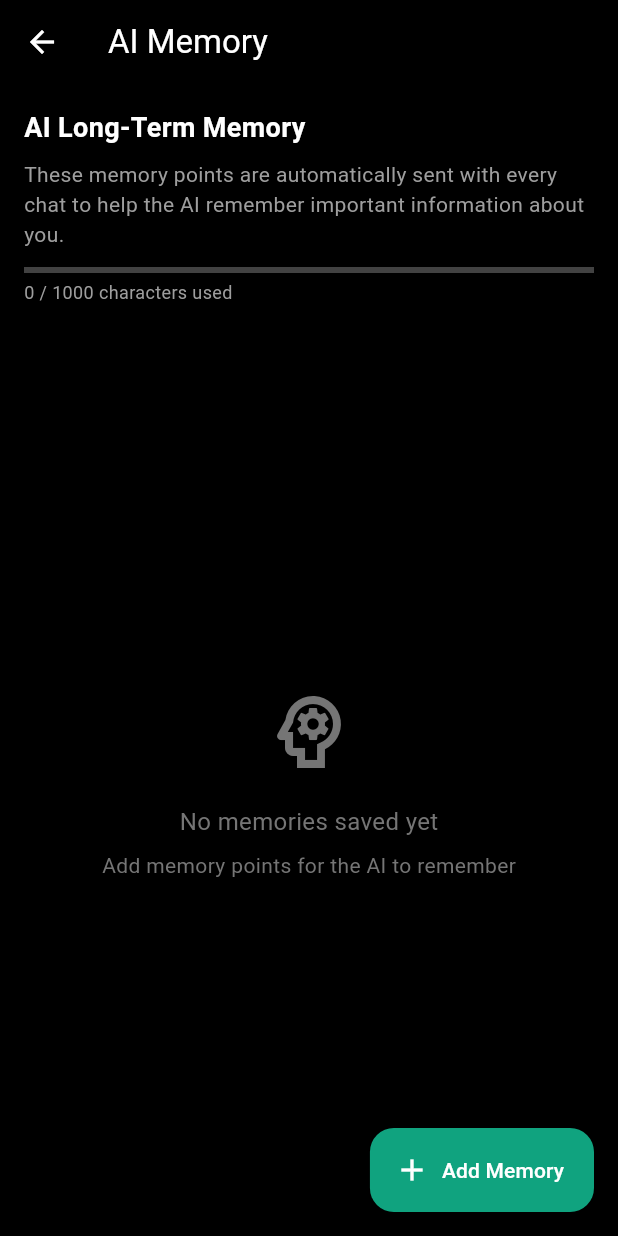
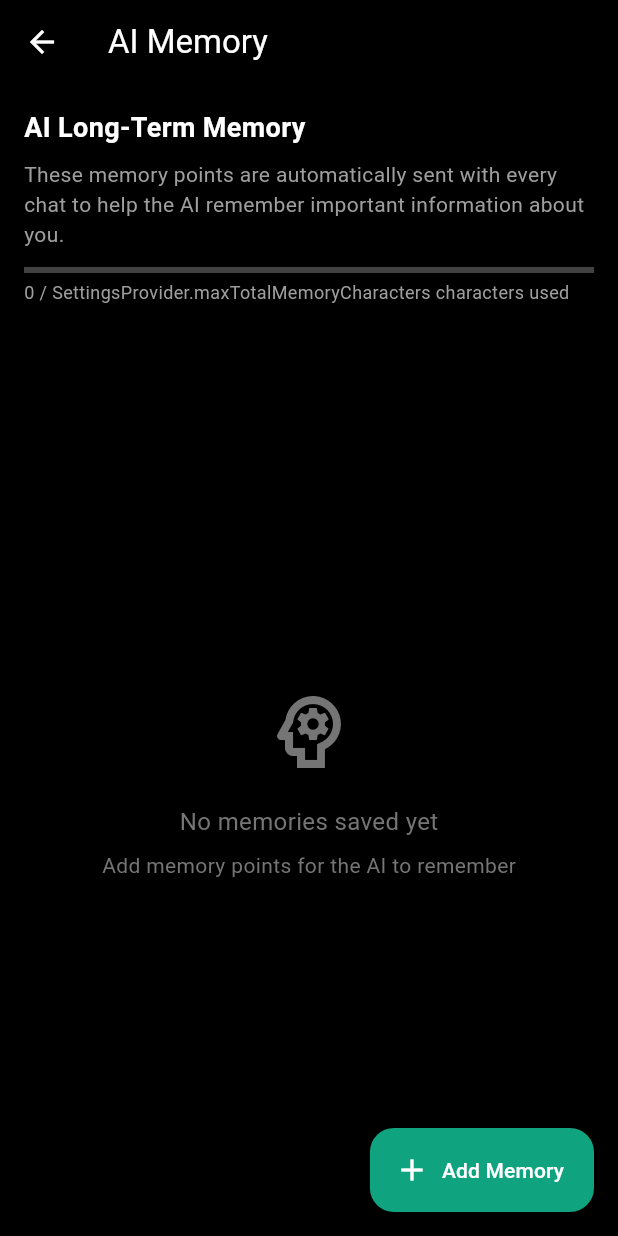
Before and after one commit to iotserver24/Flutterrrr, a Flutter app: the MemoryScreen screen opened directly, on a phone screen of 412 x 824 dp. Run offline on Flutter 3.47's test engine with Material 3 defaults, Android fonts, the phone set to English and light mode, and no system bars; our stand-ins replace flutter_highlight, flutter_markdown, image_picker, package_info_plus, shared_preferences, sqflite_common_ffi; missing offline and left inert: markdown, window_manager; accounts and stored records are empty; network calls fail; project files that could hold a hidden picture were left out.

Commit message:
Address code review feedback: add constants, improve memory extraction, cache character count
Co-authored-by: iotserver24 <147928812+iotserver24@users.noreply.github.com>

```diff
--- a/lib/main.dart
+++ b/lib/main.dart
@@ -73,7 +73,7 @@ class XibeChatApp extends StatelessWidget {
           chatProvider.setOnMemoryExtracted((memory) async {
             // Check if adding this memory would exceed the limit
             final currentTotal = settingsProvider.getTotalMemoryCharacters();
-            if (currentTotal + memory.length <= 1000) {
+            if (currentTotal + memory.length <= SettingsProvider.maxTotalMemoryCharacters) {
               await settingsProvider.addMemory(memory);
             }
           });
--- a/lib/providers/settings_provider.dart
+++ b/lib/providers/settings_provider.dart
@@ -4,6 +4,9 @@ import '../models/memory.dart';
 import '../services/database_service.dart';
 
 class SettingsProvider extends ChangeNotifier {
+  // Memory limits
+  static const int maxTotalMemoryCharacters = 1000;
+  static const int maxSingleMemoryCharacters = 200;
   SharedPreferences? _prefs;
   final DatabaseService _databaseService = DatabaseService();
   String? _apiKey;
@@ -15,6 +18,7 @@ class SettingsProvider extends ChangeNotifier {
   double _frequencyPenalty = 0.0;
   double _presencePenalty = 0.0;
   List<Memory> _memories = [];
+  int _cachedTotalMemoryCharacters = 0;
 
   String? get apiKey => _apiKey;
   String? get systemPrompt => _systemPrompt;
@@ -107,7 +111,12 @@ class SettingsProvider extends ChangeNotifier {
   // Memory management
   Future<void> _loadMemories() async {
     _memories = await _databaseService.getAllMemories();
+    _updateCachedTotalCharacters();
     notifyListeners();
+  }
+
+  void _updateCachedTotalCharacters() {
+    _cachedTotalMemoryCharacters = _memories.fold(0, (sum, memory) => sum + memory.content.length);
   }
 
   Future<void> addMemory(String content) async {
@@ -137,7 +146,7 @@ class SettingsProvider extends ChangeNotifier {
   }
 
   int getTotalMemoryCharacters() {
-    return _memories.fold(0, (sum, memory) => sum + memory.content.length);
+    return _cachedTotalMemoryCharacters;
   }
 
   String getMemoriesContext() {
--- a/lib/screens/memory_screen.dart
+++ b/lib/screens/memory_screen.dart
@@ -37,7 +37,7 @@ class _MemoryScreenState extends State<MemoryScreen> {
             TextField(
               controller: _memoryController,
               maxLines: 3,
-              maxLength: 200,
+              maxLength: SettingsProvider.maxSingleMemoryCharacters,
               decoration: const InputDecoration(
                 hintText: 'e.g., I prefer Python for backend development',
                 border: OutlineInputBorder(),
@@ -47,12 +47,12 @@ class _MemoryScreenState extends State<MemoryScreen> {
             Consumer<SettingsProvider>(
               builder: (context, settings, child) {
                 final totalChars = settings.getTotalMemoryCharacters();
-                final remaining = 1000 - totalChars;
+                final remaining = SettingsProvider.maxTotalMemoryCharacters - totalChars;
                 return Text(
-                  'Total memory: $totalChars/1000 characters (${remaining} remaining)',
+                  'Total memory: $totalChars/${SettingsProvider.maxTotalMemoryCharacters} characters (${remaining} remaining)',
                   style: TextStyle(
                     fontSize: 12,
-                    color: totalChars > 900 ? Colors.red : Colors.grey,
+                    color: totalChars > (SettingsProvider.maxTotalMemoryCharacters * 0.9).toInt() ? Colors.red : Colors.grey,
                   ),
                 );
               },
@@ -74,7 +74,7 @@ class _MemoryScreenState extends State<MemoryScreen> {
 
               // Check if adding this memory would exceed the limit
               final currentTotal = settingsProvider.getTotalMemoryCharacters();
-              if (currentTotal + content.length > 1000) {
+              if (currentTotal + content.length > SettingsProvider.maxTotalMemoryCharacters) {
                 if (context.mounted) {
                   ScaffoldMessenger.of(context).showSnackBar(
                     const SnackBar(
@@ -129,7 +129,7 @@ class _MemoryScreenState extends State<MemoryScreen> {
             TextField(
               controller: _memoryController,
               maxLines: 3,
-              maxLength: 200,
+              maxLength: SettingsProvider.maxSingleMemoryCharacters,
               decoration: const InputDecoration(
                 border: OutlineInputBorder(),
               ),
@@ -138,12 +138,12 @@ class _MemoryScreenState extends State<MemoryScreen> {
             Consumer<SettingsProvider>(
               builder: (context, settings, child) {
                 final totalChars = settings.getTotalMemoryCharacters() - memory.content.length;
-                final remaining = 1000 - totalChars;
+                final remaining = SettingsProvider.maxTotalMemoryCharacters - totalChars;
                 return Text(
-                  'Total memory: $totalChars/1000 characters (${remaining} remaining)',
+                  'Total memory: $totalChars/${SettingsProvider.maxTotalMemoryCharacters} characters (${remaining} remaining)',
                   style: TextStyle(
                     fontSize: 12,
-                    color: totalChars > 900 ? Colors.red : Colors.grey,
+                    color: totalChars > (SettingsProvider.maxTotalMemoryCharacters * 0.9).toInt() ? Colors.red : Colors.grey,
                   ),
                 );
               },
@@ -165,7 +165,7 @@ class _MemoryScreenState extends State<MemoryScreen> {
 
               // Check if editing this memory would exceed the limit
               final currentTotal = settingsProvider.getTotalMemoryCharacters() - memory.content.length;
-              if (currentTotal + content.length > 1000) {
+              if (currentTotal + content.length > SettingsProvider.maxTotalMemoryCharacters) {
                 if (context.mounted) {
                   ScaffoldMessenger.of(context).showSnackBar(
                     const SnackBar(
@@ -233,18 +233,18 @@ class _MemoryScreenState extends State<MemoryScreen> {
                     ),
                     const SizedBox(height: 12),
                     LinearProgressIndicator(
-                      value: totalChars / 1000,
+                      value: totalChars / SettingsProvider.maxTotalMemoryCharacters,
                       backgroundColor: Colors.grey[800],
                       valueColor: AlwaysStoppedAnimation<Color>(
-                        totalChars > 900 ? Colors.red : Colors.blue,
+                        totalChars > (SettingsProvider.maxTotalMemoryCharacters * 0.9).toInt() ? Colors.red : Colors.blue,
                       ),
                     ),
                     const SizedBox(height: 4),
                     Text(
-                      '$totalChars / 1000 characters used',
+                      '$totalChars / SettingsProvider.maxTotalMemoryCharacters characters used',
                       style: TextStyle(
                         fontSize: 12,
-                        color: totalChars > 900 ? Colors.red : Colors.grey,
+                        color: totalChars > (SettingsProvider.maxTotalMemoryCharacters * 0.9).toInt() ? Colors.red : Colors.grey,
                       ),
                     ),
                   ],
@@ -353,7 +353,7 @@ class _MemoryScreenState extends State<MemoryScreen> {
         onPressed: () {
           final settingsProvider =
               Provider.of<SettingsProvider>(context, listen: false);
-          if (settingsProvider.getTotalMemoryCharacters() >= 1000) {
+          if (settingsProvider.getTotalMemoryCharacters() >= SettingsProvider.maxTotalMemoryCharacters) {
             ScaffoldMessenger.of(context).showSnackBar(
               const SnackBar(
                 content: Text('Memory limit reached. Delete some memories first.'),
--- a/lib/services/database_service.dart
+++ b/lib/services/database_service.dart
@@ -7,6 +7,7 @@ import '../models/message.dart';
 import '../models/memory.dart';
 
 class DatabaseService {
+  static const int _databaseVersion = 4;
   static Database? _database;
   static bool _initialized = false;
 
@@ -49,7 +50,7 @@ class DatabaseService {
 
     return await openDatabase(
       path,
-      version: 4,
+      version: _databaseVersion,
       onCreate: (db, version) async {
         await db.execute('''
           CREATE TABLE chats(
```
Also changed, not shown: lib/providers/chat_provider.dart (+5 -4 lines).
